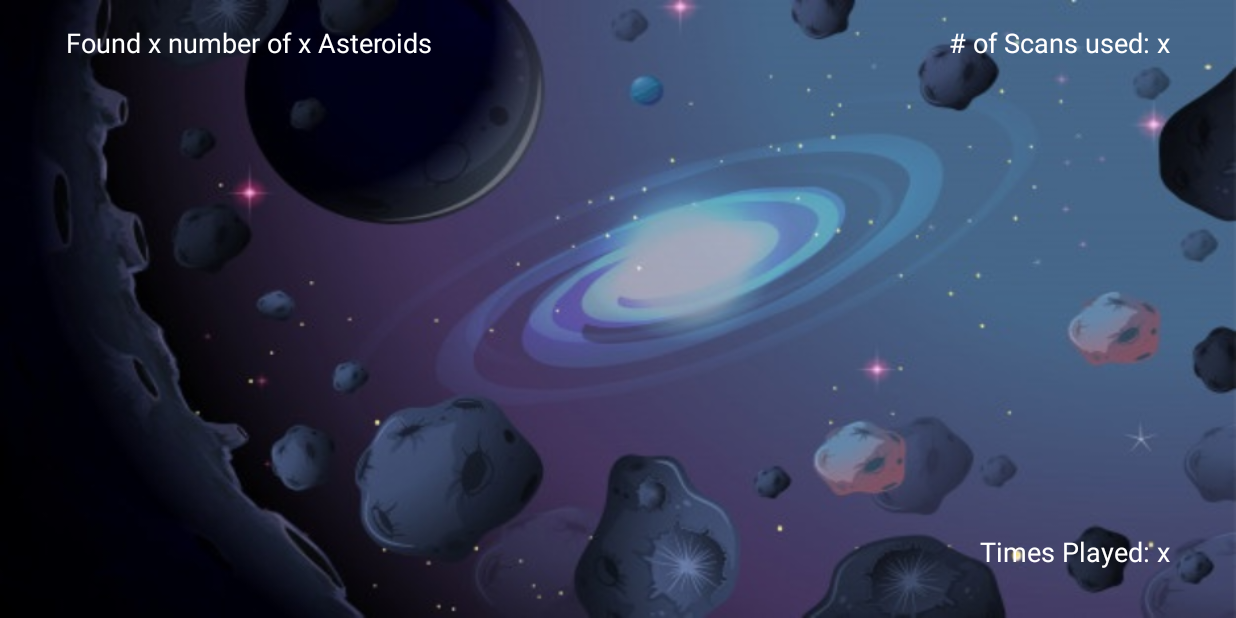
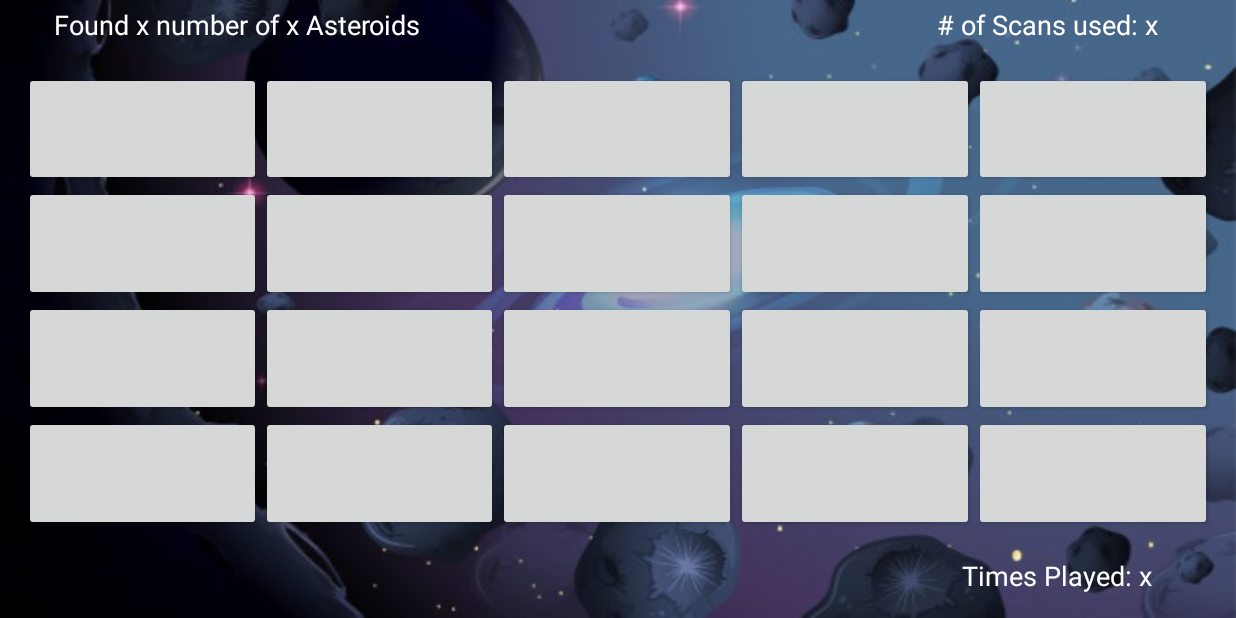
Before and after one commit to nargisgh/AsteroidSeeker, an Android app: the GamePlay screen opened directly, with no data from a screen before it, on a phone screen of 824 x 412 dp (held sideways). Run offline under Robolectric (Android 15) with nearby library versions, the phone set to English and light mode, and no system bars; Roboto replaces fonts that are not available here.

Commit message:
Setting up GamePlay with images

```diff
--- a/app/build.gradle
+++ b/app/build.gradle
@@ -29,6 +29,7 @@ dependencies {
     implementation 'androidx.appcompat:appcompat:1.1.0'
     implementation 'androidx.constraintlayout:constraintlayout:1.1.3'
     implementation 'androidx.cardview:cardview:1.0.0'
+    implementation 'androidx.gridlayout:gridlayout:1.0.0'
     testImplementation 'junit:junit:4.12'
     androidTestImplementation 'androidx.test.ext:junit:1.1.1'
     androidTestImplementation 'androidx.test.espresso:espresso-core:3.2.0'
--- a/app/src/main/java/ca/cmpt276/as3/mineseeker/ui/GamePlay.java
+++ b/app/src/main/java/ca/cmpt276/as3/mineseeker/ui/GamePlay.java
@@ -2,15 +2,109 @@ package ca.cmpt276.as3.mineseeker.ui;
 
 import androidx.appcompat.app.AppCompatActivity;
 
+import android.content.res.Resources;
+import android.graphics.Bitmap;
+import android.graphics.BitmapFactory;
+import android.graphics.drawable.BitmapDrawable;
 import android.os.Bundle;
+import android.view.View;
+import android.widget.Button;
+import android.widget.TableLayout;
+import android.widget.TableRow;
+import android.widget.Toast;
 
 import ca.cmpt276.as3.mineseeker.R;
 
 public class GamePlay extends AppCompatActivity {
+    private static final int NUM_ROWS = 4;
+    private static final int NUM_COLS = 5;
+    Button[][] buttons = new Button[NUM_ROWS][NUM_COLS];
 
     @Override
     protected void onCreate(Bundle savedInstanceState) {
         super.onCreate(savedInstanceState);
         setContentView(R.layout.activity_game_play);
+        populateButtons();
+    }
+
+    private void populateButtons() {
+        TableLayout table = (TableLayout) findViewById(R.id.tableForButtons);
+
+        for (int row = 0; row < NUM_ROWS; row++) {
+            TableRow tableRow = new TableRow(this);
+            tableRow.setLayoutParams(new TableLayout.LayoutParams(
+                    TableLayout.LayoutParams.MATCH_PARENT,
+                    TableLayout.LayoutParams.MATCH_PARENT,
+                    1.0f));
+            table.addView(tableRow);
+
+            for (int col = 0; col < NUM_COLS; col++){
+                final int FINAL_COL = col;
+                final int FINAL_ROW = row;
+
+                Button button = new Button(this);
+                button.setLayoutParams(new TableRow.LayoutParams(
+                        TableRow.LayoutParams.MATCH_PARENT,
+                        TableRow.LayoutParams.MATCH_PARENT,
+                        1.0f));
+
+                //button.setText("" + col + "," + row);
+
+                // Make text not clip on small buttons
+                button.setPadding(0, 0, 0, 0);
+
+                button.setOnClickListener(new View.OnClickListener() {
+                    @Override
+                    public void onClick(View v) {
+                        gridButtonClicked(FINAL_COL, FINAL_ROW);
+                    }
+                });
+
+                tableRow.addView(button);
+                buttons[row][col] = button;
+            }
+        }
+    }
+
+    private void gridButtonClicked(int col, int row) {
+        Button button = buttons[row][col];
+
+        // Lock Button Sizes:
+        lockButtonSizes();
+
+        // Does not scale image.
+//    	button.setBackgroundResource(R.drawable.action_lock_pink);
+
+        // Scale image to button: Only works in JellyBean!
+        // Image from Crystal Clear icon set, under LGPL
+        // http://commons.wikimedia.org/wiki/Crystal_Clear
+        int newWidth = button.getWidth();
+        int newHeight = button.getHeight();
+        Bitmap originalBitmap = BitmapFactory.decodeResource(getResources(), R.drawable.asteroid);
+        Bitmap scaledBitmap = Bitmap.createScaledBitmap(originalBitmap, newWidth, newHeight, true);
+        Resources resource = getResources();
+        button.setBackground(new BitmapDrawable(resource, scaledBitmap));
+
+        // Change text on button:
+        button.setText("" + col);
+
+    }
+
+    private void lockButtonSizes() {
+        for (int row = 0; row < NUM_ROWS; row++) {
+            for (int col = 0; col < NUM_COLS; col++) {
+                Button button = buttons[row][col];
+
+                int width = button.getWidth();
+                button.setMinWidth(width);
+                button.setMaxWidth(width);
+
+                int height = button.getHeight();
+                button.setMinHeight(height);
+                button.setMaxHeight(height);
+            }
+        }
     }
 }
+//Dr: Brian Fraser's amazing video
+// https://www.youtube.com/watch?v=4MFzuP1F-xQ
--- a/app/src/main/res/layout/activity_game_play.xml
+++ b/app/src/main/res/layout/activity_game_play.xml
@@ -11,9 +11,9 @@
         android:id="@+id/foundtxt"
         android:layout_width="wrap_content"
         android:layout_height="wrap_content"
-        android:layout_marginStart="44dp"
-        android:layout_marginLeft="44dp"
-        android:layout_marginTop="16dp"
+        android:layout_marginStart="36dp"
+        android:layout_marginLeft="36dp"
+        android:layout_marginTop="4dp"
         android:fontFamily="@font/alfa_slab_one"
         android:text="Found x number of x Asteroids"
         android:textColor="#FFFFFF"
@@ -26,9 +26,9 @@
         android:id="@+id/scanstxt"
         android:layout_width="wrap_content"
         android:layout_height="wrap_content"
-        android:layout_marginTop="16dp"
-        android:layout_marginEnd="44dp"
-        android:layout_marginRight="44dp"
+        android:layout_marginTop="4dp"
+        android:layout_marginEnd="52dp"
+        android:layout_marginRight="52dp"
         android:fontFamily="@font/alfa_slab_one"
         android:text="# of Scans used: x"
         android:textColor="#FFFFFF"
@@ -41,9 +41,9 @@
         android:id="@+id/timesPlayedtxt"
         android:layout_width="wrap_content"
         android:layout_height="wrap_content"
-        android:layout_marginEnd="44dp"
-        android:layout_marginRight="44dp"
-        android:layout_marginBottom="32dp"
+        android:layout_marginEnd="56dp"
+        android:layout_marginRight="56dp"
+        android:layout_marginBottom="16dp"
         android:fontFamily="@font/alfa_slab_one"
         android:text="Times Played: x"
         android:textColor="#FFFFFF"
@@ -51,4 +51,25 @@
         app:layout_constraintBottom_toBottomOf="parent"
         app:layout_constraintEnd_toEndOf="parent"
         tools:text="Times Played: x" />
+
+    <TableLayout
+        android:id="@+id/tableForButtons"
+        android:layout_width="0dp"
+        android:layout_height="306dp"
+        android:layout_marginStart="16dp"
+        android:layout_marginLeft="16dp"
+        android:layout_marginTop="16dp"
+        android:layout_marginEnd="16dp"
+        android:layout_marginRight="16dp"
+        android:layout_marginBottom="16dp"
+        app:layout_constraintBottom_toBottomOf="parent"
+        app:layout_constraintEnd_toEndOf="parent"
+        app:layout_constraintHorizontal_bias="0.355"
+        app:layout_constraintStart_toStartOf="parent"
+        app:layout_constraintTop_toTopOf="parent"
+        app:layout_constraintVertical_bias="0.428">
+
+    </TableLayout>
+
+
 </androidx.constraintlayout.widget.ConstraintLayout>
```
